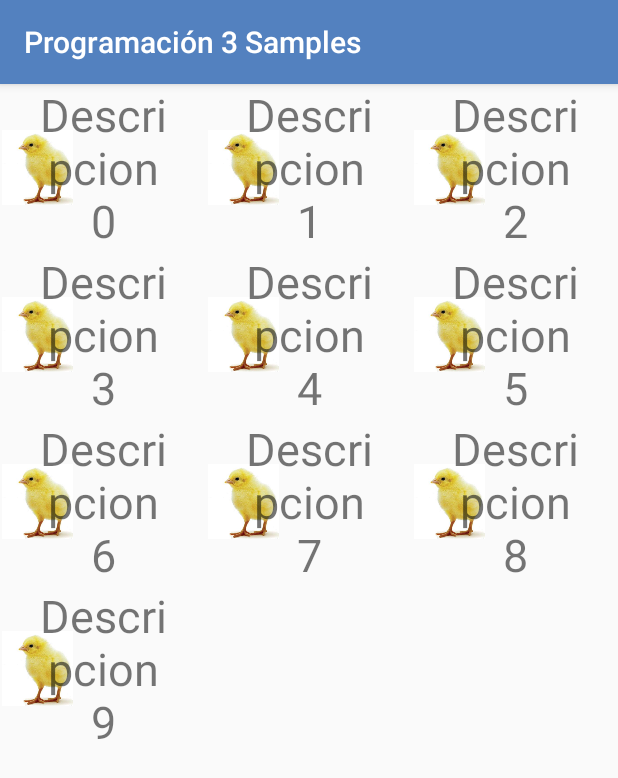
After one commit to adrorodri/programacion3, an Android app: the RecyclerActivity screen opened directly, with no data from a screen before it, on a phone screen of 412 x 824 dp. The commit adds this screen. Shown: the top 778 px of the screen. Run offline under Robolectric (Android 15) with nearby library versions, the phone set to English and light mode, and no system bars.

Commit message:
RecyclerView example NavigationDrawer example

```diff
--- a/app/src/main/AndroidManifest.xml
+++ b/app/src/main/AndroidManifest.xml
@@ -29,6 +29,7 @@
         <activity android:name=".ImageActivity" />
         <activity android:name=".LoginActivity" />
         <activity android:name=".ListActivity"></activity>
+        <activity android:name=".RecyclerActivity" />
     </application>
 
 </manifest>
--- a/app/src/main/java/com/programacion3/myapplication/MainActivity.java
+++ b/app/src/main/java/com/programacion3/myapplication/MainActivity.java
@@ -50,6 +50,10 @@ public class MainActivity extends AppCompatActivity {
                 intent = new Intent(this, ListActivity.class);
                 break;
             }
+            case R.id.buttonMainRecycler: {
+                intent = new Intent(this, RecyclerActivity.class);
+                break;
+            }
             default: {
                 intent = new Intent(this, LayoutsActivity.class);
                 break;
--- /dev/null
+++ b/app/src/main/java/com/programacion3/myapplication/ProductsRecyclerAdapter.java
@@ -0,0 +1,60 @@
+package com.programacion3.myapplication;
+
+import android.content.Context;
+import android.support.annotation.NonNull;
+import android.support.v7.widget.RecyclerView;
+import android.view.LayoutInflater;
+import android.view.View;
+import android.view.ViewGroup;
+import android.widget.Adapter;
+import android.widget.ImageView;
+import android.widget.TextView;
+
+import org.w3c.dom.Text;
+
+import java.util.List;
+
+/**
+ * Created by adro_ on 4/19/2018.
+ */
+
+public class ProductsRecyclerAdapter extends RecyclerView.Adapter<ProductsRecyclerAdapter.ProductsViewHolder> {
+
+    Context context;
+    List<Product> productList;
+    LayoutInflater inflater;
+
+    public ProductsRecyclerAdapter(Context context, List<Product> productList) {
+        this.context = context;
+        this.productList = productList;
+        inflater = LayoutInflater.from(context);
+    }
+
+    @NonNull
+    @Override
+    public ProductsViewHolder onCreateViewHolder(@NonNull ViewGroup parent, int viewType) {
+        View itemLayout = inflater.inflate(R.layout.layout_list_item, null);
+        return new ProductsViewHolder(itemLayout);
+    }
+
+    @Override
+    public void onBindViewHolder(@NonNull ProductsViewHolder holder, int position) {
+        holder.textView.setText(productList.get(position).getDescription());
+        holder.imageView.setImageResource(productList.get(position).getImage());
+    }
+
+    @Override
+    public int getItemCount() {
+        return productList.size();
+    }
+
+    class ProductsViewHolder extends RecyclerView.ViewHolder{
+        TextView textView;
+        ImageView imageView;
+        public ProductsViewHolder(View itemView) {
+            super(itemView);
+            textView = itemView.findViewById(R.id.textViewItem);
+            imageView = itemView.findViewById(R.id.imageViewItem);
+        }
+    }
+}
--- /dev/null
+++ b/app/src/main/java/com/programacion3/myapplication/RecyclerActivity.java
@@ -0,0 +1,35 @@
+package com.programacion3.myapplication;
+
+import android.os.Bundle;
+import android.support.v7.app.AppCompatActivity;
+import android.support.v7.widget.RecyclerView;
+import android.support.v7.widget.StaggeredGridLayoutManager;
+
+import java.util.LinkedList;
+import java.util.List;
+
+/**
+ * Created by adro_ on 4/19/2018.
+ */
+
+public class RecyclerActivity extends AppCompatActivity {
+
+    RecyclerView recyclerView;
+
+    List<Product> productList = new LinkedList<>();
+
+    @Override
+    protected void onCreate(Bundle savedInstanceState) {
+        super.onCreate(savedInstanceState);
+        setContentView(R.layout.activity_recycler);
+        recyclerView = findViewById(R.id.recyclerView);
+
+        for (int i = 0; i < 10; i++) {
+            productList.add(new Product(i, i * 3.0, 20 - i, "Descripcion " + String.valueOf(i), R.drawable.pollito));
+        }
+
+        ProductsRecyclerAdapter adapter = new ProductsRecyclerAdapter(this, productList);
+        recyclerView.setLayoutManager(new StaggeredGridLayoutManager(3, StaggeredGridLayoutManager.VERTICAL));
+        recyclerView.setAdapter(adapter);
+    }
+}
--- /dev/null
+++ b/app/src/main/res/layout/activity_recycler.xml
@@ -0,0 +1,14 @@
+<?xml version="1.0" encoding="utf-8"?>
+<FrameLayout xmlns:android="http://schemas.android.com/apk/res/android"
+    xmlns:app="http://schemas.android.com/apk/res-auto"
+    xmlns:tools="http://schemas.android.com/tools"
+    android:layout_width="match_parent"
+    android:layout_height="match_parent"
+    tools:context="com.programacion3.myapplication.ListActivity">
+
+    <android.support.v7.widget.RecyclerView
+        android:id="@+id/recyclerView"
+        android:layout_width="match_parent"
+        android:layout_height="match_parent"/>
+
+</FrameLayout>
--- a/app/src/main/res/values/strings.xml
+++ b/app/src/main/res/values/strings.xml
@@ -10,7 +10,8 @@
     <string name="imageActivity">Image Activity</string>
     <string name="programmaticViewsActivity">Programmatic views Activity</string>
     <string name="marginPAddingActivity">Margin / Padding</string>
-    <string name="listActivity">List</string>
+    <string name="listActivity">ListView</string>
+    <string name="recyclerActivity">RecyclerView</string>
 
     <!--LifeCycle Activity-->
     <string name="checkLogs">Check logs!</string>
```
Also changed, not shown: app/build.gradle (+4 -3 lines), app/src/main/res/layout/activity_main.xml (+25 -1 lines), app/src/main/res/layout/drawer_layout.xml (added, +14 -0 lines).
